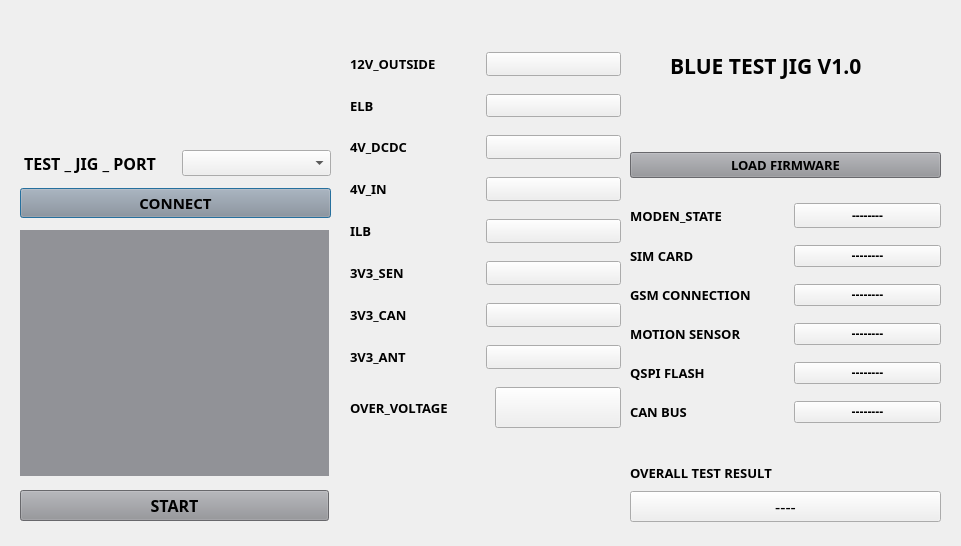
Before: the Qt Designer form dialog.ui in yaozong1/QT_testing_JIG, drawn with Qt 5.
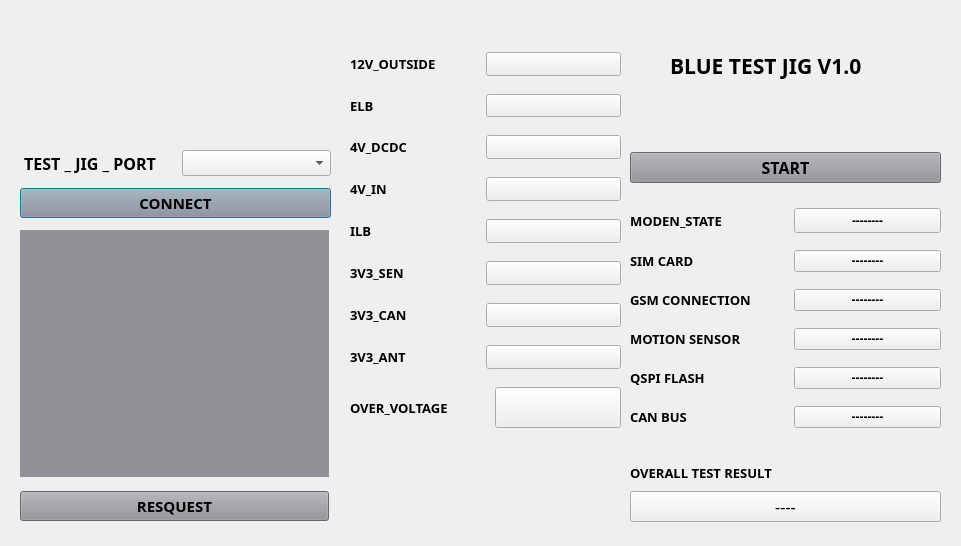
After: the same form once the commit is applied. Icons and pictures are not drawn.

```diff
--- a/dialog.ui
+++ b/dialog.ui
@@ -239,11 +239,17 @@
        </widget>
       </item>
       <item>
-       <widget class="QPushButton" name="ble">
+       <widget class="QPushButton" name="btn_yellow">
+        <property name="baseSize">
+         <size>
+          <width>0</width>
+          <height>0</height>
+         </size>
+        </property>
         <property name="font">
          <font>
           <family>Arial Black</family>
-          <pointsize>12</pointsize>
+          <pointsize>11</pointsize>
           <weight>75</weight>
           <bold>true</bold>
          </font>
@@ -252,7 +258,7 @@
          <string notr="true">background-color: #919297; color: black;</string>
         </property>
         <property name="text">
-         <string>START</string>
+         <string>RESQUEST</string>
         </property>
        </widget>
       </item>
@@ -286,17 +292,11 @@
      <number>1</number>
     </property>
     <item>
-     <widget class="QPushButton" name="btn_yellow">
-      <property name="baseSize">
-       <size>
-        <width>0</width>
-        <height>0</height>
-       </size>
-      </property>
+     <widget class="QPushButton" name="ble">
       <property name="font">
        <font>
         <family>Arial Black</family>
-        <pointsize>10</pointsize>
+        <pointsize>12</pointsize>
         <weight>75</weight>
         <bold>true</bold>
        </font>
@@ -305,7 +305,7 @@
        <string notr="true">background-color: #919297; color: black;</string>
       </property>
       <property name="text">
-       <string>LOAD FIRMWARE</string>
+       <string>START</string>
       </property>
      </widget>
     </item>
```
